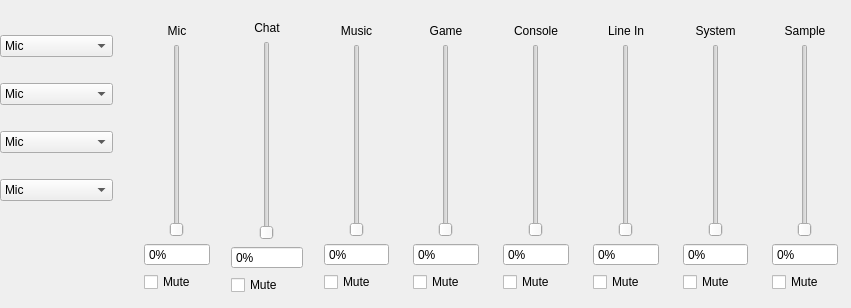
Qt form gui/assets/goxlr.ui (GoXLR-on-Linux/goxlr-utility) before a commit.
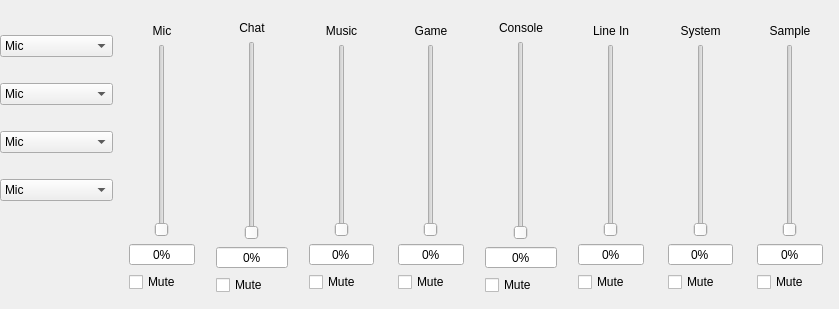
The same form after that commit.

Commit message: Give the UI a little more of a GoXLR App Feel..

Patch:
```diff
--- a/gui/assets/goxlr.ui
+++ b/gui/assets/goxlr.ui
@@ -6,8 +6,8 @@
    <rect>
     <x>0</x>
     <y>0</y>
-    <width>851</width>
-    <height>308</height>
+    <width>839</width>
+    <height>309</height>
    </rect>
   </property>
   <property name="windowTitle">
@@ -144,12 +144,35 @@
   <widget class="QWidget" name="horizontalLayoutWidget">
    <property name="geometry">
     <rect>
-     <x>135</x>
+     <x>120</x>
      <y>15</y>
      <width>712</width>
      <height>286</height>
     </rect>
    </property>
+   <property name="styleSheet">
+    <string notr="true">#mixerPanel {
+	background-color: #2d3130;
+}
+
+#mixerPanel &gt; QWidget {
+	background-color: #353938
+}
+
+#mixerPanel &gt; QWidget &gt; QLabel, #mixerPanel &gt; QWidget &gt; QCheckBox {
+	color: #fff;
+}
+
+#mixerPanel &gt; QWidget &gt; QSpinBox {
+	background-color: #3b413f;
+	color: #59b1b5;
+	font-weight: bold;
+	border: 0px;
+
+	text-align: right;
+}
+</string>
+   </property>
    <layout class="QHBoxLayout" name="horizontalLayout">
     <item>
      <widget class="QWidget" name="micWidget" native="true">
@@ -191,6 +214,9 @@
          <property name="frame">
           <bool>true</bool>
          </property>
+         <property name="alignment">
+          <set>Qt::AlignCenter</set>
+         </property>
          <property name="buttonSymbols">
           <enum>QAbstractSpinBox::NoButtons</enum>
          </property>
@@ -257,6 +283,9 @@
          <property name="maximum">
           <number>255</number>
          </property>
+         <property name="value">
+          <number>0</number>
+         </property>
          <property name="orientation">
           <enum>Qt::Vertical</enum>
          </property>
@@ -267,6 +296,9 @@
          <property name="frame">
           <bool>true</bool>
          </property>
+         <property name="alignment">
+          <set>Qt::AlignCenter</set>
+         </property>
          <property name="buttonSymbols">
           <enum>QAbstractSpinBox::NoButtons</enum>
          </property>
@@ -331,6 +363,9 @@
          <property name="frame">
           <bool>true</bool>
          </property>
+         <property name="alignment">
+          <set>Qt::AlignCenter</set>
+         </property>
          <property name="buttonSymbols">
           <enum>QAbstractSpinBox::NoButtons</enum>
          </property>
@@ -395,6 +430,9 @@
          <property name="frame">
           <bool>true</bool>
          </property>
+         <property name="alignment">
+          <set>Qt::AlignCenter</set>
+         </property>
          <property name="buttonSymbols">
           <enum>QAbstractSpinBox::NoButtons</enum>
          </property>
@@ -425,9 +463,24 @@
        <string notr="true"/>
       </property>
       <layout class="QVBoxLayout" name="verticalLayout_6">
+       <property name="spacing">
+        <number>6</number>
+       </property>
        <property name="sizeConstraint">
         <enum>QLayout::SetNoConstraint</enum>
        </property>
+       <property name="leftMargin">
+        <number>6</number>
+       </property>
+       <property name="topMargin">
+        <number>6</number>
+       </property>
+       <property name="rightMargin">
+        <number>6</number>
+       </property>
+       <property name="bottomMargin">
+        <number>6</number>
+       </property>
        <item>
         <widget class="QLabel" name="console_label">
          <property name="styleSheet">
@@ -459,6 +512,9 @@
          <property name="frame">
           <bool>true</bool>
          </property>
+         <property name="alignment">
+          <set>Qt::AlignCenter</set>
+         </property>
          <property name="buttonSymbols">
           <enum>QAbstractSpinBox::NoButtons</enum>
          </property>
@@ -523,6 +579,9 @@
          <property name="frame">
           <bool>true</bool>
          </property>
+         <property name="alignment">
+          <set>Qt::AlignCenter</set>
+         </property>
          <property name="buttonSymbols">
           <enum>QAbstractSpinBox::NoButtons</enum>
          </property>
@@ -587,6 +646,9 @@
          <property name="frame">
           <bool>true</bool>
          </property>
+         <property name="alignment">
+          <set>Qt::AlignCenter</set>
+         </property>
          <property name="buttonSymbols">
           <enum>QAbstractSpinBox::NoButtons</enum>
          </property>
@@ -651,6 +713,9 @@
          <property name="frame">
           <bool>true</bool>
          </property>
+         <property name="alignment">
+          <set>Qt::AlignCenter</set>
+         </property>
          <property name="buttonSymbols">
           <enum>QAbstractSpinBox::NoButtons</enum>
          </property>
```
Left out of the diff: 2 changed lines with no effect on the pictures.
